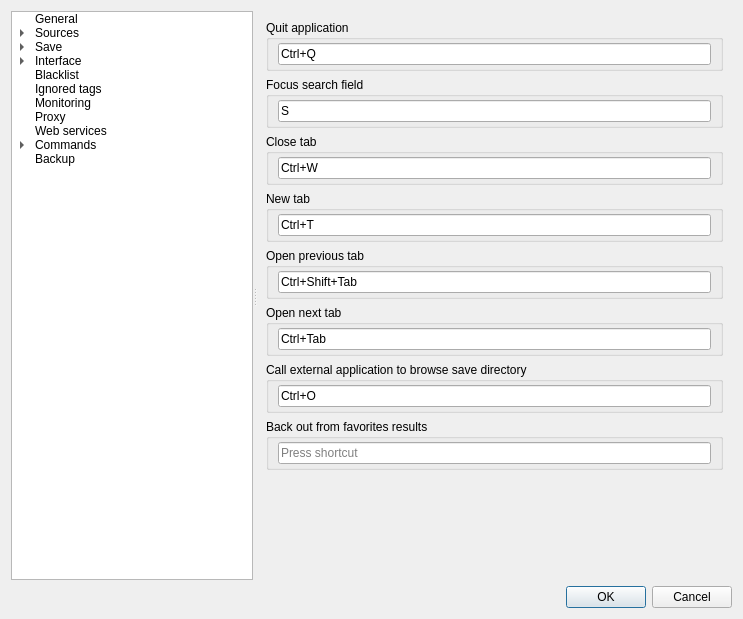
Bionus/imgbrd-grabber, file src/gui/src/settings/options-window.ui: the form before one commit.
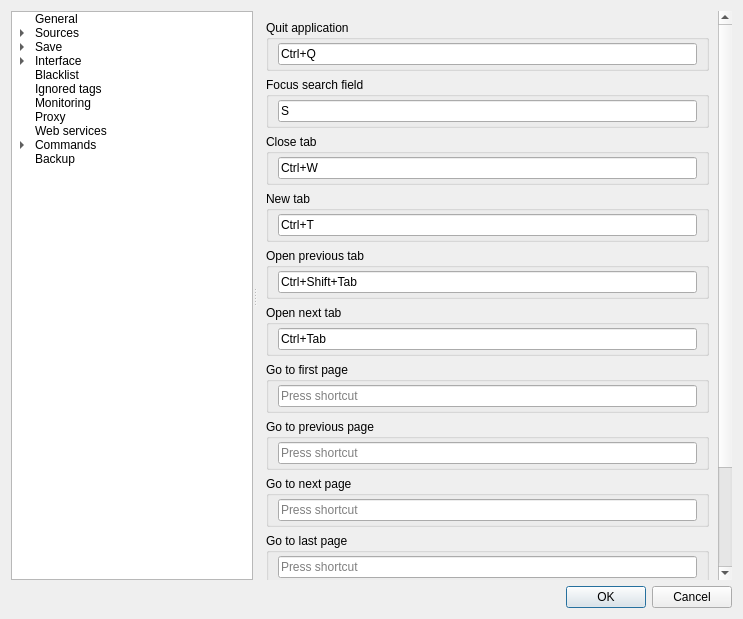
The form after the commit. The open tabs and pages were chosen to show the change. Icons and pictures are not drawn.

Commit message: Add shortcuts to change page (fix #1983)

```diff
--- a/src/gui/src/settings/options-window.ui
+++ b/src/gui/src/settings/options-window.ui
@@ -1983,6 +1983,78 @@
               </layout>
              </widget>
             </item>
+            <item>
+             <widget class="QGroupBox" name="groupMainShortcutFirstPage">
+              <property name="title">
+               <string>Go to first page</string>
+              </property>
+              <layout class="QHBoxLayout" name="horizontalLayout_31">
+               <property name="topMargin">
+                <number>3</number>
+               </property>
+               <property name="bottomMargin">
+                <number>3</number>
+               </property>
+               <item>
+                <widget class="QKeySequenceEdit" name="keyMainFirstPage"/>
+               </item>
+              </layout>
+             </widget>
+            </item>
+            <item>
+             <widget class="QGroupBox" name="groupMainShortcutPreviousPage">
+              <property name="title">
+               <string>Go to previous page</string>
+              </property>
+              <layout class="QHBoxLayout" name="horizontalLayout_32">
+               <property name="topMargin">
+                <number>3</number>
+               </property>
+               <property name="bottomMargin">
+                <number>3</number>
+               </property>
+               <item>
+                <widget class="QKeySequenceEdit" name="keyMainPreviousPage"/>
+               </item>
+              </layout>
+             </widget>
+            </item>
+            <item>
+             <widget class="QGroupBox" name="groupMainShortcutNextPage">
+              <property name="title">
+               <string>Go to next page</string>
+              </property>
+              <layout class="QHBoxLayout" name="horizontalLayout_33">
+               <property name="topMargin">
+                <number>3</number>
+               </property>
+               <property name="bottomMargin">
+                <number>3</number>
+               </property>
+               <item>
+                <widget class="QKeySequenceEdit" name="keyMainNextPage"/>
+               </item>
+              </layout>
+             </widget>
+            </item>
+            <item>
+             <widget class="QGroupBox" name="groupMainShortcutLastPage">
+              <property name="title">
+               <string>Go to last page</string>
+              </property>
+              <layout class="QHBoxLayout" name="horizontalLayout_34">
+               <property name="topMargin">
+                <number>3</number>
+               </property>
+               <property name="bottomMargin">
+                <number>3</number>
+               </property>
+               <item>
+                <widget class="QKeySequenceEdit" name="keyMainLastPage"/>
+               </item>
+              </layout>
+             </widget>
+            </item>
             <item>
              <widget class="QGroupBox" name="groupMainShortcutBrowseSave">
               <property name="sizePolicy">
```
The commit also changes 2 other files.
